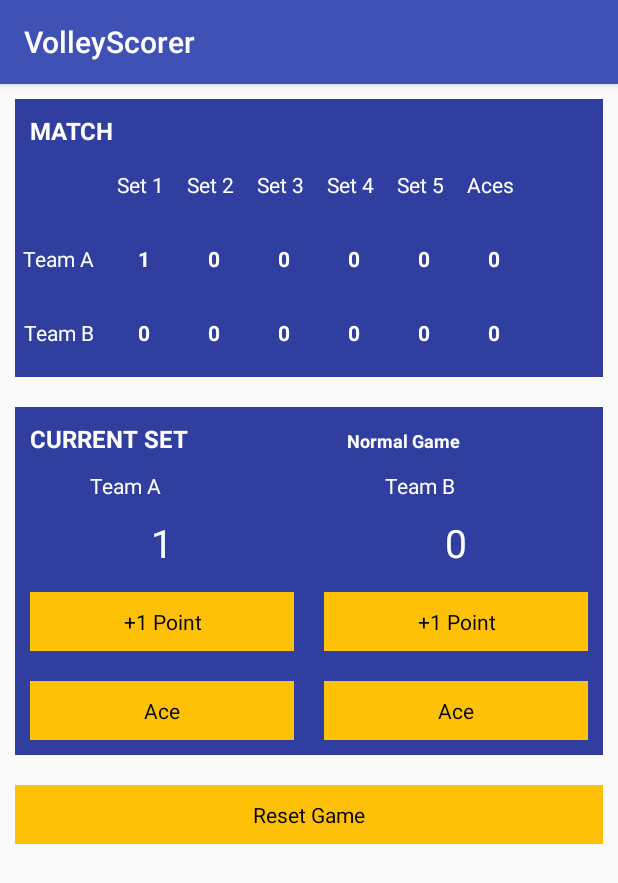
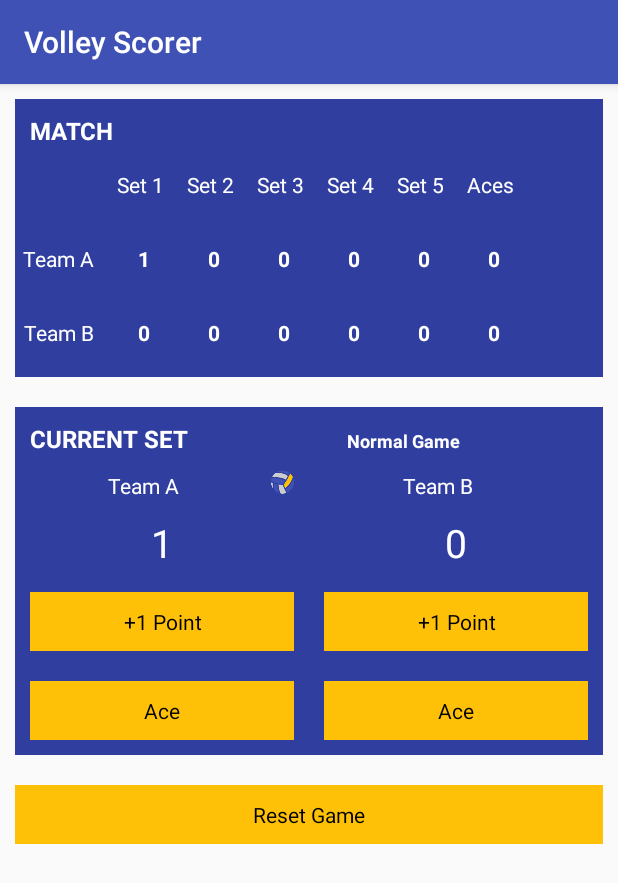
Before and after one commit to TomazMartins/udacity-androidBasics-projectTwo, an Android app: the screen it shows after launch (MainActivity), after a tap on "+1 Point", on a phone screen of 412 x 824 dp. Shown: the top 883 px of the screen. Run offline under Robolectric (Android 15) with nearby library versions, the phone set to English and light mode, and no system bars.

Commit message:
Implementing ball possession
Signed-off-by: TomazMartins <tomaz.r.martins@gmail.com>

```diff
--- a/app/src/main/java/br/com/udacity/androidbasics/tomazmartins/volleyscorer/MainActivity.java
+++ b/app/src/main/java/br/com/udacity/androidbasics/tomazmartins/volleyscorer/MainActivity.java
@@ -1,6 +1,7 @@
 package br.com.udacity.androidbasics.tomazmartins.volleyscorer;
 
 import android.annotation.SuppressLint;
+import android.graphics.BitmapFactory;
 import android.os.Bundle;
 import android.support.v7.app.AppCompatActivity;
 import android.support.v7.widget.AppCompatButton;
@@ -171,22 +172,11 @@ public class MainActivity extends AppCompatActivity {
     private void checkWinner() {
         updateGeneralInfo( "Normal Game" );
 
-        boolean ruleToSpecialPoint = (currentPointsTeamA-currentPointsTeamB) >= 1 ||
-                (currentPointsTeamB-currentPointsTeamA) >= 1;
+        checkSpecialPoint();
 
-        boolean ruleToTriggerSpecialPoint = currentPointsTeamA > 23 || currentPointsTeamB > 23;
+        boolean ruleToWin = (currentPointsTeamA >= 25) || (currentPointsTeamB >= 25);
 
-        if( ruleToTriggerSpecialPoint && ruleToSpecialPoint ) {
-            if( qtdSetsOverdueTeamA == 3 || qtdSetsOverdueTeamB == 3 ) {
-                updateGeneralInfo( "Match Point!!" );
-            } else {
-                updateGeneralInfo( "Set Point!" );
-            }
-        }
-
-        boolean firstRuleToWin = (currentPointsTeamA >= 25) || (currentPointsTeamB >= 25);
-
-        if( firstRuleToWin ) {
+        if( ruleToWin ) {
             boolean ruleToWinTeamA = (currentPointsTeamA-currentPointsTeamB) >= 2;
             boolean ruleToWinTeamB = (currentPointsTeamB-currentPointsTeamA) >= 2;
 
@@ -206,6 +196,21 @@ public class MainActivity extends AppCompatActivity {
 
                 currentPointsTeamB = 0;
                 updateScoreTeamB( currentPointsTeamB );
+            }
+        }
+    }
+
+    private void checkSpecialPoint() {
+        boolean ruleToSpecialPoint = (currentPointsTeamA-currentPointsTeamB) >= 1 ||
+                (currentPointsTeamB-currentPointsTeamA) >= 1;
+
+        boolean ruleToTriggerSpecialPoint = currentPointsTeamA > 23 || currentPointsTeamB > 23;
+
+        if( ruleToTriggerSpecialPoint && ruleToSpecialPoint ) {
+            if( qtdSetsOverdueTeamA == 3 || qtdSetsOverdueTeamB == 3 ) {
+                updateGeneralInfo( "Match Point!!" );
+            } else {
+                updateGeneralInfo( "Set Point!" );
             }
         }
     }
@@ -230,11 +235,17 @@ public class MainActivity extends AppCompatActivity {
             ++matchPointsTeamA[ set ];
             refMatchPointsTeamA[ set ].setText( Integer.toString( matchPointsTeamA[ set ] ) );
 
+            ball_possession_teamB.setImageResource( 0 );
+            ball_possession_teamA.setImageResource( R.drawable.volleyball );
+
             ++currentPointsTeamA;
             updateScoreTeamA( currentPointsTeamA );
         } else if( nameTeam.equals( "Team B" ) ) {
             ++matchPointsTeamB[ set ];
             refMatchPointsTeamB[ set ].setText( Integer.toString( matchPointsTeamB[ set ] ) );
+
+            ball_possession_teamA.setImageResource( 0 );
+            ball_possession_teamB.setImageResource( R.drawable.volleyball );
 
             ++currentPointsTeamB;
             updateScoreTeamB( currentPointsTeamB );
--- a/app/src/main/res/layout/activity_main.xml
+++ b/app/src/main/res/layout/activity_main.xml
@@ -232,9 +232,9 @@
                         <ImageView
                             android:id="@+id/ball_possession_teamA"
                             android:contentDescription="@string/description_ball_possession"
-                            android:layout_width="0dp"
-                            android:layout_height="wrap_content"
-                            android:layout_weight="1" />
+                            android:layout_width="25dp"
+                            android:layout_height="25dp"
+                            android:paddingRight="@dimen/std_padding" />
 
                     </LinearLayout>
 
@@ -286,9 +286,9 @@
                         <ImageView
                             android:id="@+id/ball_possession_teamB"
                             android:contentDescription="@string/description_ball_possession"
-                            android:layout_width="0dp"
-                            android:layout_height="wrap_content"
-                            android:layout_weight="1" />
+                            android:layout_width="25dp"
+                            android:layout_height="25dp"
+                            android:paddingRight="@dimen/std_padding" />
 
                     </LinearLayout>
 
--- a/app/src/main/res/values/strings.xml
+++ b/app/src/main/res/values/strings.xml
@@ -1,5 +1,5 @@
 <resources>
-    <string name="app_name">VolleyScorer</string>
+    <string name="app_name">Volley Scorer</string>
     <string name="title_block_infoMatch">Match</string>
     <string name="title_block_infoSet">Current Set</string>
     <string name="name_teamA">Team A</string>
```
Also changed, not shown: app/src/main/res/drawable-hdpi/volleyball.png, app/src/main/res/drawable-mdpi/volleyball.png, app/src/main/res/drawable-xhdpi/volleyball.png, app/src/main/res/drawable-xxhdpi/volleyball.png, app/src/main/res/drawable-xxxhdpi/volleyball.png.
